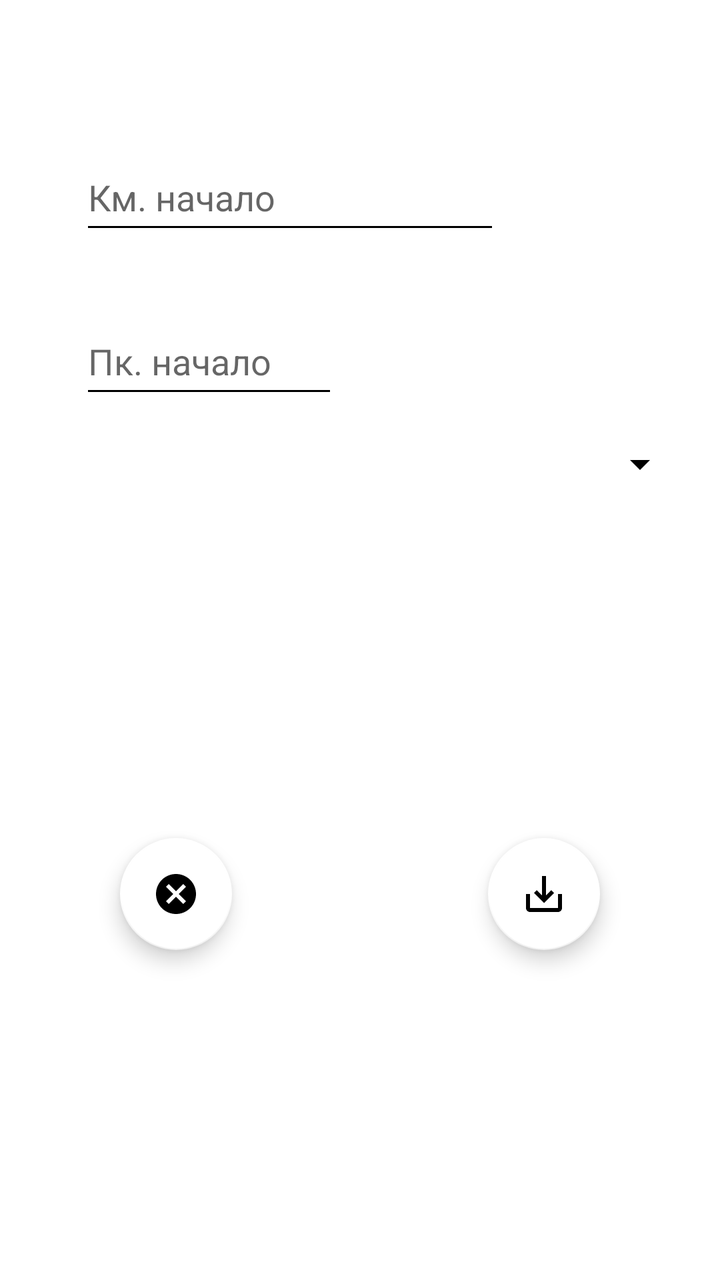
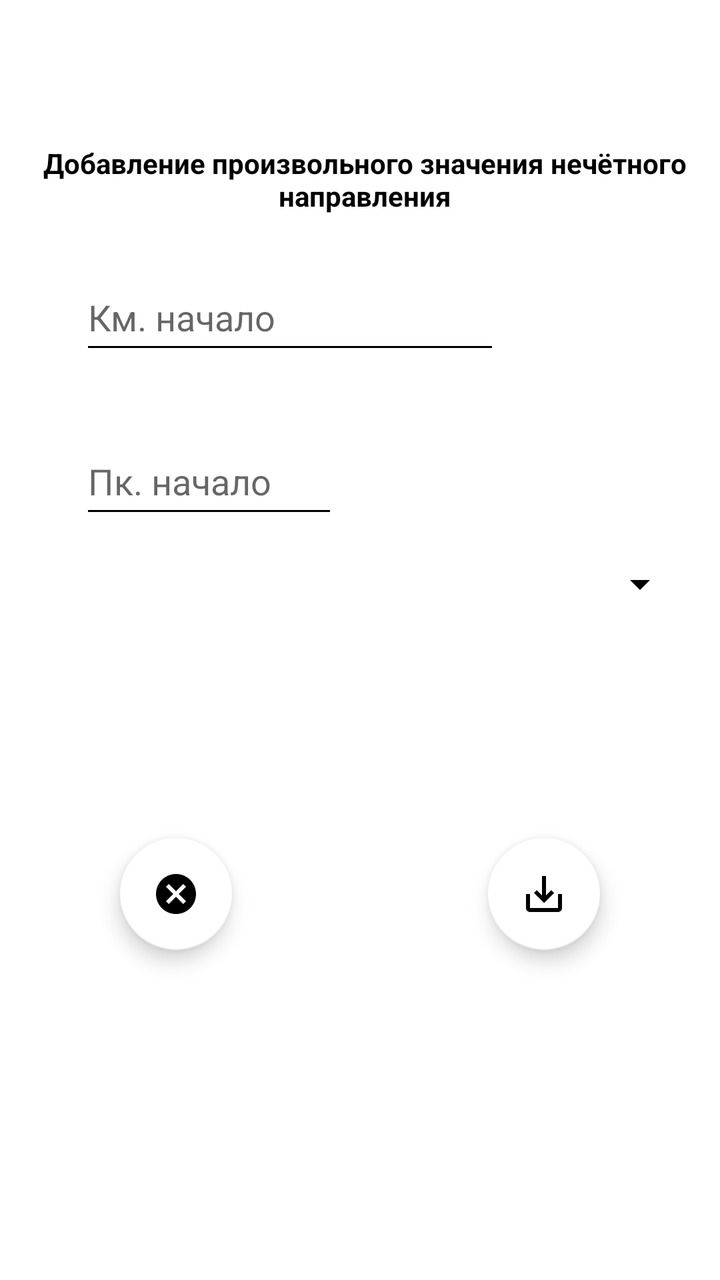

Compare the two renders of this Android layout. The source of the first and the diff that turns it into the second are given below.
<!-- AndroidManifest.xml: application theme Base.Theme.My_Gps_Assistant -->
<!-- res/layout/fragment_add_custom_field_nechet.xml -->
<?xml version="1.0" encoding="utf-8"?>
<androidx.constraintlayout.widget.ConstraintLayout
    xmlns:android="http://schemas.android.com/apk/res/android"
    xmlns:app="http://schemas.android.com/apk/res-auto"
    xmlns:tools="http://schemas.android.com/tools"
    android:layout_width="match_parent"
    android:layout_height="match_parent"
    android:background="#FFFFFF"
    tools:context=".fragments.nechet.customField.add.AddCustomFieldFragmentNechet">

    <EditText
        android:id="@+id/ed_start_custom_field_nechet"
        android:layout_width="0dp"
        android:layout_height="50dp"
        android:layout_marginStart="40dp"
        android:layout_marginTop="72dp"
        android:ems="10"
        android:hint="@string/fragment_add_km_start_brake_chet"
        android:backgroundTint="@color/black"
        android:importantForAutofill="no"
        android:inputType="number"
        android:maxLength="4"
        android:textColor="#000000"
        app:layout_constraintStart_toStartOf="parent"
        app:layout_constraintTop_toTopOf="parent"
        tools:ignore="HardcodedText,TextContrastCheck" />

    <EditText
        android:id="@+id/ed_pk_start_custom_field_nechet"
        android:layout_width="129dp"
        android:layout_height="50dp"
        android:layout_marginTop="32dp"
        android:ems="10"
        android:hint="@string/fragment_add_pk_start_brake_chet"
        android:backgroundTint="@color/black"
        android:inputType="number"
        android:maxLength="2"
        android:textColor="#000000"
        app:layout_constraintEnd_toEndOf="@+id/ed_start_custom_field_nechet"
        app:layout_constraintHorizontal_bias="0.0"
        app:layout_constraintStart_toStartOf="@+id/ed_start_custom_field_nechet"
        app:layout_constraintTop_toBottomOf="@+id/ed_start_custom_field_nechet"
        tools:ignore="Autofill,HardcodedText,MissingConstraints,TextContrastCheck" />

    <com.google.android.material.floatingactionbutton.FloatingActionButton
        android:id="@+id/fb_save_custom_field_nechet"
        android:layout_width="wrap_content"
        android:layout_height="wrap_content"
        android:layout_marginEnd="60dp"
        android:layout_marginBottom="165dp"
        android:clickable="true"
        android:src="@drawable/is_save_custom_field_nechet"
        app:backgroundTint="@color/white"
        app:layout_constraintBottom_toBottomOf="parent"
        app:layout_constraintEnd_toEndOf="parent"
        tools:ignore="ContentDescription,KeyboardInaccessibleWidget,SpeakableTextPresentCheck" />

    <com.google.android.material.floatingactionbutton.FloatingActionButton
        android:id="@+id/fb_cancel_custom_field_nechet"
        android:layout_width="wrap_content"
        android:layout_height="wrap_content"
        android:layout_marginStart="60dp"
        android:layout_marginBottom="165dp"
        android:clickable="true"
        android:src="@drawable/is_cancel_custom_field_nechet"
        app:backgroundTint="@color/white"
        app:layout_constraintBottom_toBottomOf="parent"
        app:layout_constraintStart_toStartOf="parent"
        tools:ignore="ContentDescription,KeyboardInaccessibleWidget,SpeakableTextPresentCheck" />

    <EditText
        android:id="@+id/editAddCustomFieldNechet"
        android:layout_width="wrap_content"
        android:layout_height="wrap_content"
        android:layout_marginTop="50dp"
        android:visibility="gone"
        android:ems="10"
        android:hint="Введите текст"
        android:inputType="text"
        android:maxLength="27"
        app:layout_constraintStart_toStartOf="@+id/ed_pk_start_custom_field_nechet"
        app:layout_constraintTop_toBottomOf="@+id/ed_pk_start_custom_field_nechet"
        tools:ignore="Autofill,HardcodedText,TouchTargetSizeCheck" />

    <Spinner
        android:id="@+id/spinnerAddNechet"
        android:layout_width="match_parent"
        android:layout_height="wrap_content"
        android:layout_margin="16dp"
        app:layout_constraintStart_toStartOf="@+id/ed_pk_start_custom_field_nechet"
        app:layout_constraintTop_toBottomOf="@+id/ed_pk_start_custom_field_nechet"
        tools:ignore="TouchTargetSizeCheck" />


</androidx.constraintlayout.widget.ConstraintLayout>
<!-- resources referenced by this layout -->
<resources>
  <color name="black">#FF000000</color>
  <color name="white">#FFFFFFFF</color>
  <!-- drawable is_cancel_custom_field_nechet (drawable) -->
  <vector xmlns:android="http://schemas.android.com/apk/res/android" android:height="24dp" android:tint="#52ED27" android:viewportHeight="24" android:viewportWidth="24" android:width="24dp">
        
      <path android:fillColor="@android:color/white" android:pathData="M12,2C6.47,2 2,6.47 2,12s4.47,10 10,10 10,-4.47 10,-10S17.53,2 12,2zM17,15.59L15.59,17 12,13.41 8.41,17 7,15.59 10.59,12 7,8.41 8.41,7 12,10.59 15.59,7 17,8.41 13.41,12 17,15.59z"/>
      
  </vector>
  <!-- drawable is_save_custom_field_nechet (drawable) -->
  <vector xmlns:android="http://schemas.android.com/apk/res/android" android:height="24dp" android:tint="#52ED27" android:viewportHeight="24" android:viewportWidth="24" android:width="24dp">
        
      <path android:fillColor="@android:color/white" android:pathData="M19,12v7L5,19v-7L3,12v7c0,1.1 0.9,2 2,2h14c1.1,0 2,-0.9 2,-2v-7h-2zM13,12.67l2.59,-2.58L17,11.5l-5,5 -5,-5 1.41,-1.41L11,12.67L11,3h2z"/>
      
  </vector>
  <string name="fragment_add_km_start_brake_chet">Км. начало</string>
  <string name="fragment_add_pk_start_brake_chet">Пк. начало</string>
  <style name="Base.Theme.My_Gps_Assistant" parent="Theme.MaterialComponents.Light.NoActionBar">
          
          <item name="colorPrimary">@color/black</item>
          <item name="colorPrimaryVariant">@color/lavender</item>
          <item name="colorOnPrimary">@color/white</item>
  
          <item name="colorSecondary">@color/teal_200</item>
          <item name="colorSecondaryVariant">@color/teal_700</item>
          <item name="colorOnSecondary">@color/black</item>
  
          <item name="android:statusBarColor">@color/lavender</item>
  
  
          <item name="android:windowFullscreen">true</item>
  
          <item name="android:textColorPrimary">@color/black</item>
          <item name="android:textColorSecondary">@color/black</item>
          <item name="android:textColorTertiary">@color/black</item>
  
  
  
  
  
  
  
      </style>
  <color name="lavender">#8692f7</color>
  <color name="teal_200">#D58DD5</color>
  <color name="teal_700">#00C2EF</color>
</resources>

<!-- the commit's change to res/layout/fragment_add_custom_field_nechet.xml (unified diff, before → after) -->
@@ -13,16 +13,16 @@
         android:layout_width="0dp"
         android:layout_height="50dp"
         android:layout_marginStart="40dp"
-        android:layout_marginTop="72dp"
+        android:layout_marginTop="20dp"
+        android:backgroundTint="@color/black"
         android:ems="10"
         android:hint="@string/fragment_add_km_start_brake_chet"
-        android:backgroundTint="@color/black"
         android:importantForAutofill="no"
         android:inputType="number"
         android:maxLength="4"
         android:textColor="#000000"
         app:layout_constraintStart_toStartOf="parent"
-        app:layout_constraintTop_toTopOf="parent"
+        app:layout_constraintTop_toBottomOf="@+id/textView17"
         tools:ignore="HardcodedText,TextContrastCheck" />
 
     <EditText
@@ -91,5 +91,17 @@
         app:layout_constraintTop_toBottomOf="@+id/ed_pk_start_custom_field_nechet"
         tools:ignore="TouchTargetSizeCheck" />
 
+    <TextView
+        android:id="@+id/textView17"
+        android:layout_width="325dp"
+        android:layout_height="40dp"
+        android:layout_marginStart="20dp"
+        android:layout_marginTop="72dp"
+        android:text="@string/zagolovok_custom_field_nechet"
+        android:textAlignment="center"
+        android:textStyle="bold"
+        app:layout_constraintStart_toStartOf="parent"
+        app:layout_constraintTop_toTopOf="parent" />
+
 
 </androidx.constraintlayout.widget.ConstraintLayout>
<!-- resource entries referenced after the edit -->
@@ -16,6 +16,7 @@
   </vector>
   <string name="fragment_add_km_start_brake_chet">Км. начало</string>
   <string name="fragment_add_pk_start_brake_chet">Пк. начало</string>
+  <string name="zagolovok_custom_field_nechet">Добавление произвольного значения нечётного направления</string>
   <style name="Base.Theme.My_Gps_Assistant" parent="Theme.MaterialComponents.Light.NoActionBar">
           
           <item name="colorPrimary">@color/black</item>
